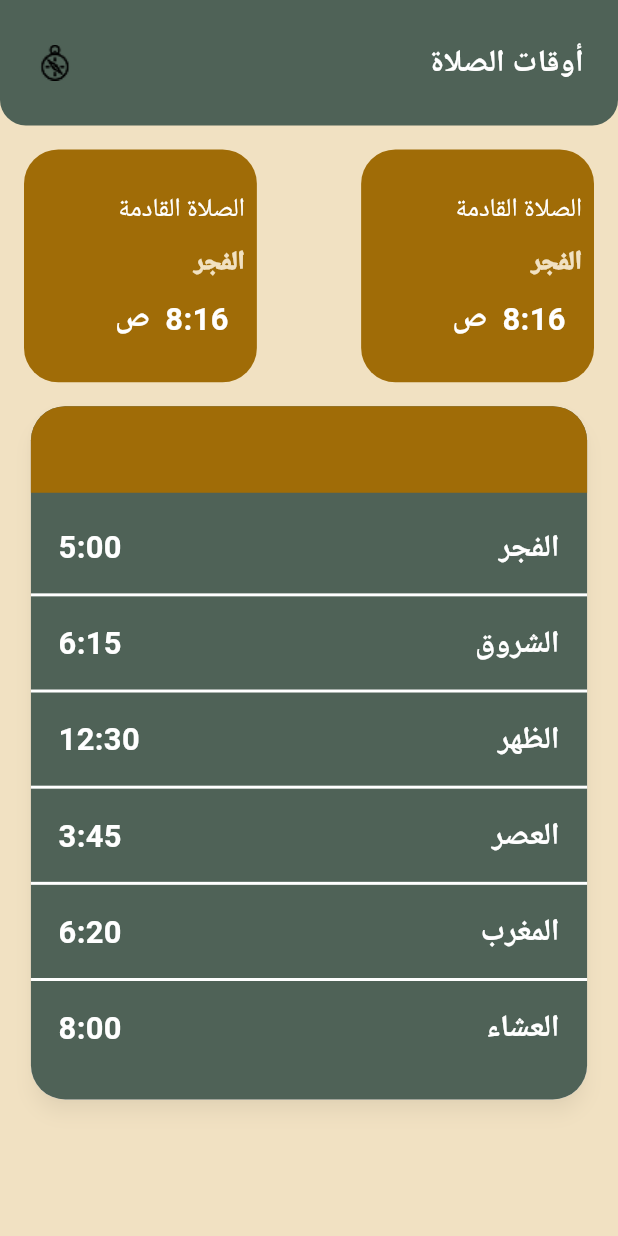
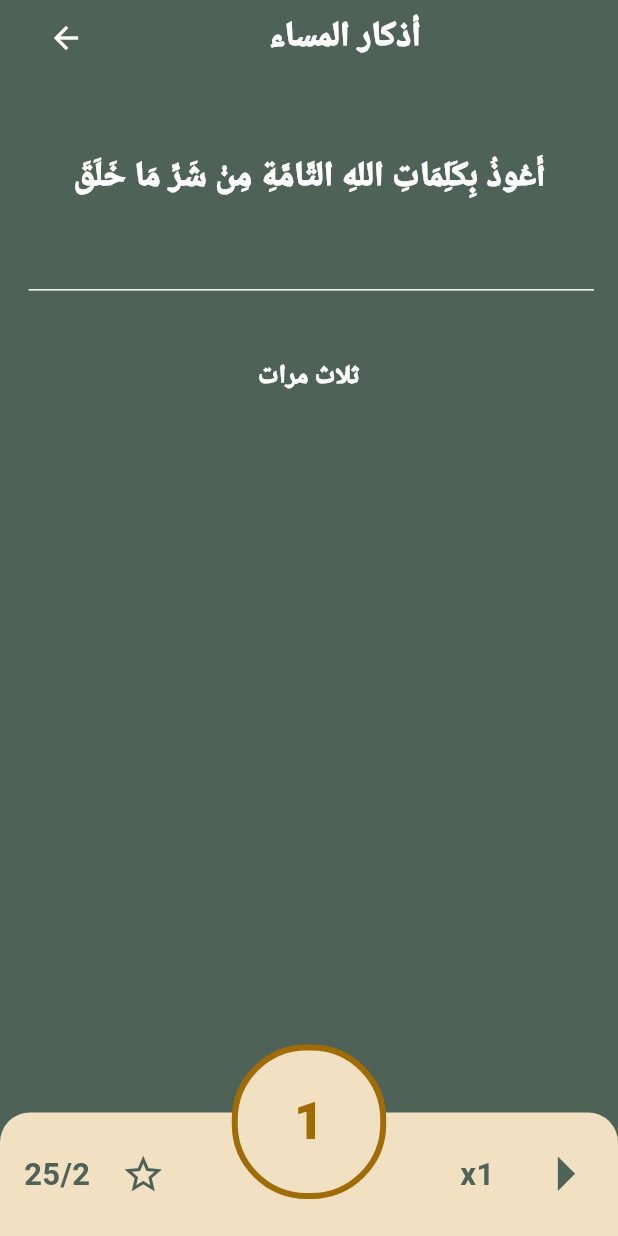
Before and after one commit to hozifakhaled/hasna, a Flutter app: the screen it shows after launch, after a tap on "ابدأ الان", on a phone screen of 412 x 824 dp. Run offline on Flutter 3.47's test engine with Material 3 defaults, Android fonts, the phone set to English and light mode, and no system bars; our stand-ins replace bloc, equatable, flutter_bloc, flutter_screenutil, go_router, google_fonts; Roboto replaces fonts that are missing (Cairo).

Commit message:
zaker page

```diff
--- /dev/null
+++ b/devtools_options.yaml
@@ -0,0 +1,3 @@
+description: This file stores settings for Dart & Flutter DevTools.
+documentation: https://docs.flutter.dev/tools/devtools/extensions#configure-extension-enablement-states
+extensions:
--- a/lib/core/routing/app_routing.dart
+++ b/lib/core/routing/app_routing.dart
@@ -3,9 +3,9 @@ import 'package:hasna/core/routing/routes.dart';
 import 'package:hasna/features/hadiths/presentation/screens/hadith_view.dart';
 import 'package:hasna/features/home/presentation/screens/home_view.dart';
 import 'package:hasna/features/onboarding/presentation/screens/onboarding_view.dart';
-import 'package:hasna/features/prayers/presentation/screens/prayers_view.dart';
 import 'package:hasna/features/prayerstimers/presentation/screens/prayerstimers_view.dart';
 import 'package:hasna/features/splash/presentation/screens/splash_view.dart';
+import 'package:hasna/features/zeker/presentation/pages/zaker_view.dart';
 
 class AppRouting {
   static final GoRouter router = GoRouter(
@@ -29,6 +29,10 @@ class AppRouting {
         path: Routes.home,
         builder: (context, state) => const HomeView(),
       ),
+       GoRoute(
+        path: Routes.zaker,
+        builder: (context, state) => const ZakerView(),
+      ),
       GoRoute(path: Routes.splah, builder: (context, state) => const SplashView()),
     ],
   );
--- a/lib/core/routing/routes.dart
+++ b/lib/core/routing/routes.dart
@@ -7,4 +7,6 @@ class Routes {
   static const String hadith = '/hadith';
   static const String tasbih = '/tasbih';
   static const String prayes = '/prayes';
+  static const String zaker = '/zaker';
+
 }
--- a/lib/core/texts_styleing/text_styles.dart
+++ b/lib/core/texts_styleing/text_styles.dart
@@ -18,6 +18,11 @@ static  TextStyle text20 = GoogleFonts.cairo(
     fontWeight: FontWeight.bold,
     color: Colors.white,
   );
+    static TextStyle text30 = GoogleFonts.cairo(
+  fontSize: 30.sp,
+  fontWeight: FontWeight.w800,
+  //color: Colors.white
+);
   static TextStyle text35 = GoogleFonts.cairo(
   fontSize: 35.sp,
   fontWeight: FontWeight.w900,
--- a/lib/core/widgets/custome_appbar2.dart
+++ b/lib/core/widgets/custome_appbar2.dart
@@ -8,21 +8,13 @@ class CustomeAppbar2 extends StatelessWidget {
   @override
   Widget build(BuildContext context) {
     return Padding(
-      padding: const EdgeInsets.symmetric(horizontal: 10),
+      padding: const EdgeInsets.symmetric(horizontal: 8),
       child: Row(
         children: [
           /// أيقونة الرجوع إلى الخلف
 
-
           /// المسافة بين الأيقونة والعنوان
-          Expanded(
-            child: Center(
-              child: Text(
-                title,
-                style: TextStyles.text21
-              ),
-            ),
-          ),
+          Expanded(child: Center(child: Text(title, style: TextStyles.text21))),
           Icon(Icons.arrow_forward, color: Colors.white),
 
           /// عنصر شفاف ليوازن الأيقونة على الطرف الآخر
--- a/lib/core/widgets/zekr_container.dart
+++ b/lib/core/widgets/zekr_container.dart
@@ -15,6 +15,7 @@ class ZekrContainer extends StatelessWidget {
           borderRadius: BorderRadius.circular(15.r),
           boxShadow: [
             BoxShadow(
+              // ignore: deprecated_member_use
               color: Colors.grey.withOpacity(0.5),
               spreadRadius: 5,
               blurRadius: 7,
--- a/lib/features/onboarding/presentation/widgets/onboarding_view_body.dart
+++ b/lib/features/onboarding/presentation/widgets/onboarding_view_body.dart
@@ -35,7 +35,7 @@ class OnboardingViewBody extends StatelessWidget {
             width:context.width*0.6,
             child: CustomButton(text: 'ابدأ الان',buttonbodycolor: Colors.white,textcolor: AppColors.maincolor,onTap: (){
 
-              GoRouter.of(context).push(Routes.prayTimers);
+              GoRouter.of(context).push(Routes.zaker);
             },))
             ],
           ),
--- a/lib/features/prayerstimers/presentation/widgets/prayerstimers_view_body.dart
+++ b/lib/features/prayerstimers/presentation/widgets/prayerstimers_view_body.dart
@@ -1,8 +1,5 @@
 import 'package:flutter/material.dart';
-import 'package:flutter_screenutil/flutter_screenutil.dart';
 import 'package:hasna/constants/images.dart';
-import 'package:hasna/core/texts_styleing/text_styles.dart';
-import 'package:hasna/core/themeing/colors.dart';
 import 'package:hasna/core/widgets/custom_appbar1.dart';
 import 'package:hasna/features/prayerstimers/presentation/widgets/before_after_prayer.dart';
 import 'package:hasna/features/prayerstimers/presentation/widgets/prayers_times.dart';
--- /dev/null
+++ b/lib/features/zeker/presentation/cubit/zeker_cubit.dart
@@ -0,0 +1,8 @@
+import 'package:bloc/bloc.dart';
+import 'package:equatable/equatable.dart';
+
+part 'zeker_state.dart';
+
+class ZekerCubit extends Cubit<ZekerState> {
+  ZekerCubit() : super(ZekerInitial());
+}
--- /dev/null
+++ b/lib/features/zeker/presentation/cubit/zeker_state.dart
@@ -0,0 +1,10 @@
+part of 'zeker_cubit.dart';
+
+abstract class ZekerState extends Equatable {
+  const ZekerState();
+
+  @override
+  List<Object> get props => [];
+}
+
+class ZekerInitial extends ZekerState {}
--- /dev/null
+++ b/lib/features/zeker/presentation/pages/zaker_view.dart
@@ -0,0 +1,15 @@
+import 'package:flutter/material.dart';
+import 'package:hasna/features/zeker/presentation/widgets/zaker_view_body.dart';
+
+class ZakerView extends StatelessWidget {
+  const ZakerView({super.key});
+
+  @override
+  Widget build(BuildContext context) {
+    return SafeArea(
+      child: const Scaffold(
+        body: ZakerViewBody(),
+      ),
+    );
+  }
+}
--- /dev/null
+++ b/lib/features/zeker/presentation/widgets/circal_number_zaker.dart
@@ -0,0 +1,33 @@
+import 'package:flutter/material.dart';
+import 'package:hasna/core/extention/extention.dart';
+import 'package:hasna/core/texts_styleing/text_styles.dart';
+import 'package:hasna/core/themeing/colors.dart';
+
+class CircalNumberZaker extends StatelessWidget {
+  const CircalNumberZaker({
+    super.key,
+  });
+
+  @override
+  Widget build(BuildContext context) {
+    return Positioned(
+      bottom: context.height * 0.03,
+      right: context.width * 0.375,
+      child: Container(
+        width: context.width * 0.25,
+        height: context.width * 0.25,
+        decoration: BoxDecoration(
+          border: Border.all(color: AppColors.secondcolor, width: 4),
+          color: AppColors.thirdcolor,
+          borderRadius: BorderRadius.circular(50),
+        ),
+        child: Center(
+          child: Text(
+            '1',
+            style: TextStyles.text30.copyWith(color: AppColors.secondcolor),
+          ),
+        ),
+      ),
+    );
+  }
+}
--- /dev/null
+++ b/lib/features/zeker/presentation/widgets/column_text_zaketr.dart
@@ -0,0 +1,44 @@
+import 'package:flutter/material.dart';
+import 'package:flutter_screenutil/flutter_screenutil.dart';
+import 'package:hasna/core/texts_styleing/text_styles.dart';
+import 'package:hasna/core/widgets/custome_appbar2.dart';
+
+class ColumnTextZaker extends StatelessWidget {
+  const ColumnTextZaker({
+    super.key,
+  });
+
+  @override
+  Widget build(BuildContext context) {
+    return Column(
+      children: [
+        Padding(
+          padding: const EdgeInsets.symmetric(vertical: 8.0),
+          child: CustomeAppbar2(title: 'أذكار المساء'),
+        ),
+        SizedBox(height: 30.h),
+        Padding(
+          padding: const EdgeInsets.all(16.0),
+          child: Text(
+            'أَعُوذُ بِكَلِمَاتِ اللهِ التَّامَّةِ مِنْ شَرِّ مَا خَلَقَ',
+            style: TextStyles.text21.copyWith(color: Colors.white),
+          ),
+        ),
+        SizedBox(height: 20.h),
+        Padding(
+          padding: const EdgeInsets.all(16.0),
+          child: Divider(color: Colors.white, endIndent: 3, height: 3),
+        ),
+        SizedBox(height: 10.h),
+
+        Padding(
+          padding: const EdgeInsets.all(16.0),
+          child: Text(
+            'ثلاث مرات',
+            style: TextStyles.text15.copyWith(color: Colors.white),
+          ),
+        ),
+      ],
+    );
+  }
+}
--- /dev/null
+++ b/lib/features/zeker/presentation/widgets/zaker_bottom_bar.dart
@@ -0,0 +1,74 @@
+import 'package:flutter/material.dart';
+import 'package:flutter_screenutil/flutter_screenutil.dart';
+import 'package:hasna/core/extention/extention.dart';
+import 'package:hasna/core/texts_styleing/text_styles.dart';
+import 'package:hasna/core/themeing/colors.dart';
+
+class ZakerBottomBar extends StatelessWidget {
+  const ZakerBottomBar({
+    super.key,
+  });
+
+  @override
+  Widget build(BuildContext context) {
+    return Container(
+      width: context.width,
+      height: context.height * 0.1,
+      decoration: const BoxDecoration(
+        color: AppColors.thirdcolor,
+        borderRadius: BorderRadius.only(
+          topLeft: Radius.circular(20),
+          topRight: Radius.circular(20),
+        ),
+      ),
+      child: Padding(
+        padding: const EdgeInsets.only(left: 16.0),
+        child: Row(
+          mainAxisAlignment: MainAxisAlignment.spaceBetween,
+          children: [
+            Row(
+              children: [
+                IconButton(
+                  onPressed: () {},
+                  icon: const Icon(
+                    Icons.arrow_left,
+                    color: AppColors.maincolor,
+                    size: 55,
+                  ),
+                ),
+                SizedBox(width: 10.w),
+
+                Text(
+                  'x1',
+                  style: TextStyles.text20.copyWith(
+                    color: AppColors.maincolor,
+                  ),
+                ),
+              ],
+            ),
+
+            Row(
+              children: [
+                IconButton(
+                  onPressed: () {},
+                  icon: const Icon(
+                    Icons.star_border,
+                    color: AppColors.maincolor,
+                    size: 30,
+                  ),
+                ),
+                SizedBox(width: 10.w),
+                Text(
+                  '25/2',
+                  style: TextStyles.text20.copyWith(
+                    color: AppColors.maincolor,
+                  ),
+                ),
+              ],
+            ),
+          ],
+        ),
+      ),
+    );
+  }
+}
--- /dev/null
+++ b/lib/features/zeker/presentation/widgets/zaker_view_body.dart
@@ -0,0 +1,19 @@
+import 'package:flutter/material.dart';
+import 'package:hasna/features/zeker/presentation/widgets/circal_number_zaker.dart';
+import 'package:hasna/features/zeker/presentation/widgets/column_text_zaketr.dart';
+import 'package:hasna/features/zeker/presentation/widgets/zaker_bottom_bar.dart';
+
+class ZakerViewBody extends StatelessWidget {
+  const ZakerViewBody({super.key});
+
+  @override
+  Widget build(BuildContext context) {
+    return Stack(
+      children: [
+        ColumnTextZaker(),
+        Positioned(bottom: 0, child: ZakerBottomBar()),
+        CircalNumberZaker(),
+      ],
+    );
+  }
+}
```
